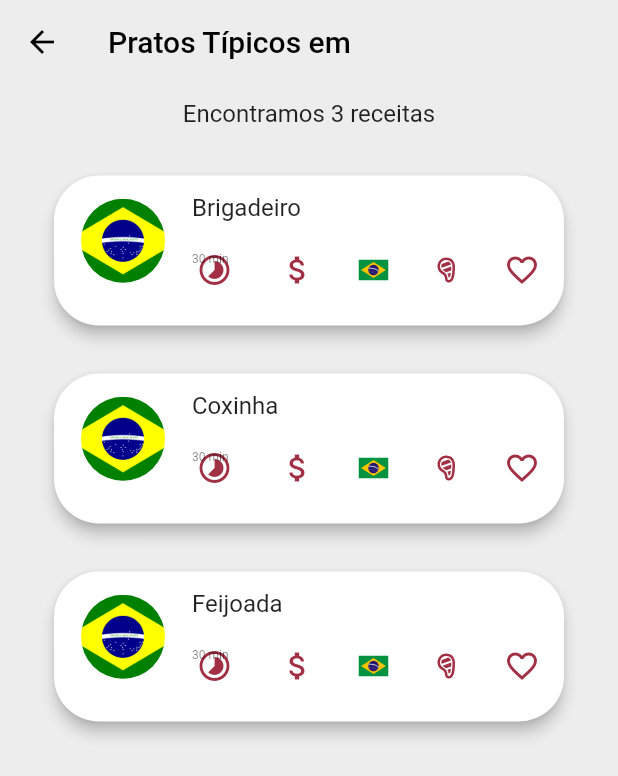
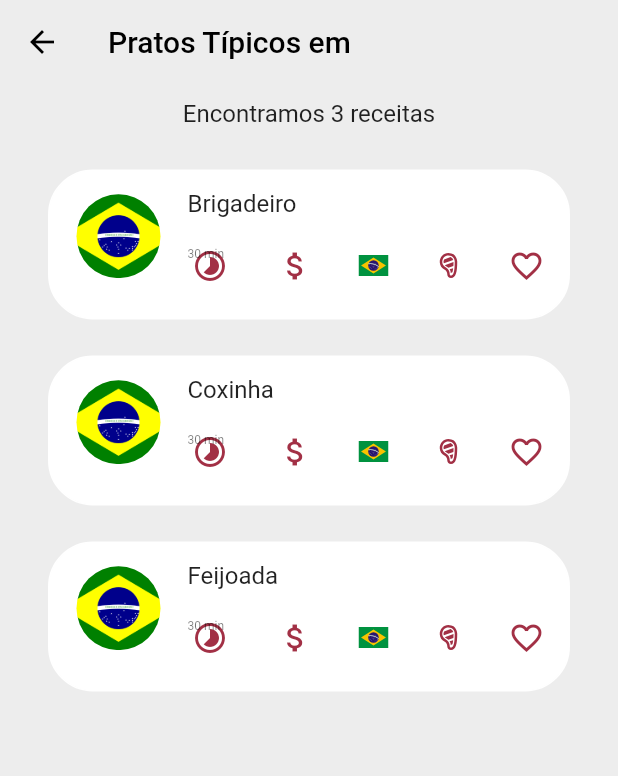
Before and after one commit to laisriquieri/passaporte_culinario, a Flutter app: the PagReceita screen opened directly, on a phone screen of 412 x 824 dp. Shown: the top 776 px of the screen. Run offline on Flutter 3.47's test engine with Material 2 defaults, Android fonts, the phone set to English and light mode, and no system bars; our stand-ins replace carousel_slider, flutter_svg, mask_text_input_formatter, rive, shimmer.

Commit message:
Pagina Receita

```diff
--- a/lib/src/pages/home.dart
+++ b/lib/src/pages/home.dart
@@ -1,7 +1,7 @@
 import 'package:flutter/material.dart';
 import 'package:carousel_slider/carousel_slider.dart';
 import 'package:flutter_svg/flutter_svg.dart';
-import 'package:passaporte_culinario/src/pages/pagina_receita.dart';
+import 'package:passaporte_culinario/src/pages/lista_receitas.dart';
 
 class Home extends StatelessWidget {
   final List<String> cardData = [
--- /dev/null
+++ b/lib/src/pages/lista_receitas.dart
@@ -0,0 +1,139 @@
+import 'package:flutter/material.dart';
+import 'package:flutter_svg/flutter_svg.dart';
+import 'receita.dart'; // Importando o arquivo receita.dart
+
+class PagReceita extends StatefulWidget {
+  const PagReceita({Key? key}) : super(key: key);
+
+  @override
+  _PagReceitaState createState() => _PagReceitaState();
+}
+
+class _PagReceitaState extends State<PagReceita> {
+  List<String> receitas = [
+    'Brigadeiro',
+    'Coxinha',
+    'Feijoada',
+    // Adicione quantas receitas você precisar
+  ];
+
+  String? cardSelecionado;
+
+  void navigateToNovaPagina() {
+    Navigator.push(
+      context,
+      MaterialPageRoute(
+          builder: (context) =>
+              Receita(cardSelecionado)), // Usando a classe NovaPagina importada
+    );
+  }
+
+  @override
+  Widget build(BuildContext context) {
+    return Scaffold(
+      backgroundColor: const Color(0xFFededed),
+      appBar: AppBar(
+        backgroundColor: const Color(0xffededed),
+        shadowColor: Colors.transparent,
+        title: Text('Pratos Típicos em ${cardSelecionado ?? ""}'),
+      ),
+      body: Column(
+        crossAxisAlignment: CrossAxisAlignment.start,
+        children: [
+          Container(
+            padding: EdgeInsets.only(top: 10, bottom: 20),
+            child: Center(
+              child: Text(
+                'Encontramos ${receitas.length} receitas',
+                style: TextStyle(
+                  fontSize: 16,
+                ),
+              ),
+            ),
+          ),
+          Expanded(
+            child: ListView.separated(
+              itemCount: receitas.length,
+              separatorBuilder: (BuildContext context, int index) =>
+                  const SizedBox(height: 8),
+              itemBuilder: (BuildContext context, int index) {
+                return Padding(
+                  padding: EdgeInsets.symmetric(horizontal: 32, vertical: 8),
+                  child: InkWell(
+                    onTap: () {
+                      setState(() {
+                        cardSelecionado = receitas[index];
+                      });
+                      navigateToNovaPagina();
+                    },
+                    child: Container(
+                      height: 100,
+                      padding: EdgeInsets.only(
+                        top: 8,
+                      ),
+                      decoration: BoxDecoration(
+                        color: cardSelecionado == receitas[index]
+                            ? Colors.transparent
+                            : Colors.white,
+                        borderRadius: BorderRadius.circular(30),
+                        border: Border.all(
+                          color: cardSelecionado == receitas[index]
+                              ? Colors.black
+                              : Colors.white,
+                        ),
+                      ),
+                      child: ListTile(
+                        leading: CircleAvatar(
+                          radius: 30, // Ajuste o tamanho do círculo aqui
+                          backgroundImage:
+                              AssetImage('assets/bandeira-brasil.png'),
+                        ),
+                        title: Container(
+                          padding: EdgeInsets.only(bottom: 20),
+                          child: Text(receitas[index]),
+                        ),
+                        subtitle: Row(
+                          mainAxisAlignment: MainAxisAlignment.spaceBetween,
+                          children: [
+                            Stack(
+                              alignment: Alignment.topCenter,
+                              children: [
+                                Icon(Icons.timelapse_outlined,
+                                    color: const Color(0xffA23045)),
+                                Container(
+                                  width: 30,
+                                  child: Text(
+                                    '30 min',
+                                    style: TextStyle(fontSize: 8),
+                                  ),
+                                ),
+                              ],
+                            ),
+                            Icon(Icons.attach_money,
+                                color: const Color(0xffA23045)),
+                            SvgPicture.asset(
+                              'assets/brasil.svg',
+                              width: 20,
+                              height: 20,
+                            ), // Ícone 2
+                            SvgPicture.asset(
+                              'assets/food-steak.svg',
+                              color: const Color(0xffA23045),
+                            ), // Ícone 4
+                            Icon(Icons.favorite_border,
+                                color: const Color(0xffA23045)), // Ícone 5
+                          ],
+                        ),
+                        // Adicione mais detalhes da receita conforme necessário
+                      ),
+                    ),
+                  ),
+                );
+              },
+            ),
+          ),
+        ],
+      ),
+    );
+  }
+}
--- a/lib/src/pages/pagina_receita.dart
+++ /dev/null
@@ -1,124 +0,0 @@
-import 'package:flutter/material.dart';
-import 'package:flutter_svg/flutter_svg.dart';
-
-class PagReceita extends StatefulWidget {
-  const PagReceita({Key? key}) : super(key: key);
-
-  @override
-  _PagReceitaState createState() => _PagReceitaState();
-}
-
-class _PagReceitaState extends State<PagReceita> {
-  List<String> receitas = [
-    'Brigadeiro',
-    'Coxinha',
-    'Feijoada',
-    // Adicione quantas receitas você precisar
-  ];
-
-  String? cardSelecionado;
-
-  @override
-  Widget build(BuildContext context) {
-    return Scaffold(
-      backgroundColor: const Color(0xFFededed),
-      appBar: AppBar(
-        backgroundColor: const Color(0xffededed),
-        shadowColor: Colors.transparent,
-        title: Text('Pratos Típicos em ${cardSelecionado ?? ""}'),
-      ),
-      body: Column(
-        crossAxisAlignment: CrossAxisAlignment.start,
-        children: [
-          Container(
-            padding: EdgeInsets.only(top: 10, bottom: 20),
-            child: Center(
-              child: Text(
-                'Encontramos ${receitas.length} receitas',
-                style: TextStyle(
-                  fontSize: 16,
-                ),
-              ),
-            ),
-          ),
-          Expanded(
-            child: ListView.separated(
-              itemCount: receitas.length,
-              separatorBuilder: (BuildContext context, int index) =>
-                  const SizedBox(height: 8),
-              itemBuilder: (BuildContext context, int index) {
-                return Padding(
-                  padding: EdgeInsets.symmetric(horizontal: 32, vertical: 8),
-                  child: Card(
-                    shape: RoundedRectangleBorder(
-                      borderRadius: BorderRadius.circular(30),
-                    ),
-                    elevation: 4,
-                    color: Colors.white,
-                    child: InkWell(
-                      onTap: () {
-                        setState(() {
-                          cardSelecionado = receitas[index];
-                        });
-                      },
-                      child: Container(
-                        height: 100,
-                        padding: EdgeInsets.only(
-                          top: 8,
-                        ),
-                        child: ListTile(
-                          leading: CircleAvatar(
-                            radius: 30, // Ajuste o tamanho do círculo aqui
-                            backgroundImage:
-                                AssetImage('assets/bandeira-brasil.png'),
-                          ),
-                          title: Container(
-                            padding: EdgeInsets.only(bottom: 20),
-                            child: Text(receitas[index]),
-                          ),
-                          subtitle: Row(
-                            mainAxisAlignment: MainAxisAlignment.spaceBetween,
-                            children: [
-                              Stack(
-                                alignment: Alignment.topCenter,
-                                children: [
-                                  Icon(Icons.timelapse_outlined,
-                                      color: const Color(0xffA23045)),
-                                  Container(
-                                    width: 30,
-                                    child: Text(
-                                      '30 min',
-                                      style: TextStyle(fontSize: 8),
-                                    ),
-                                  ),
-                                ],
-                              ),
-                              Icon(Icons.attach_money,
-                                  color: const Color(0xffA23045)),
-                              SvgPicture.asset(
-                                'assets/brasil.svg',
-                                width: 20,
-                                height: 20,
-                              ), // Ícone 2
-                              SvgPicture.asset(
-                                'assets/food-steak.svg',
-                                color: const Color(0xffA23045),
-                              ), // Ícone 4
-                              Icon(Icons.favorite_border,
-                                  color: const Color(0xffA23045)), // Ícone 5
-                            ],
-                          ),
-                          // Adicione mais detalhes da receita conforme necessário
-                        ),
-                      ),
-                    ),
-                  ),
-                );
-              },
-            ),
-          ),
-        ],
-      ),
-    );
-  }
-}
--- a/pubspec.yaml
+++ b/pubspec.yaml
@@ -41,7 +41,7 @@ dependencies:
   mask_text_input_formatter: ^2.4.0
   shimmer: ^3.0.0
   badges: ^3.1.1
-  carousel_slider: ^4.0.0
+  carousel_slider: ^4.2.1
   flutter_svg: ^0.22.0
 
 
```
Also changed, not shown: lib/src/pages/receita.dart (added, +235 -0 lines).
